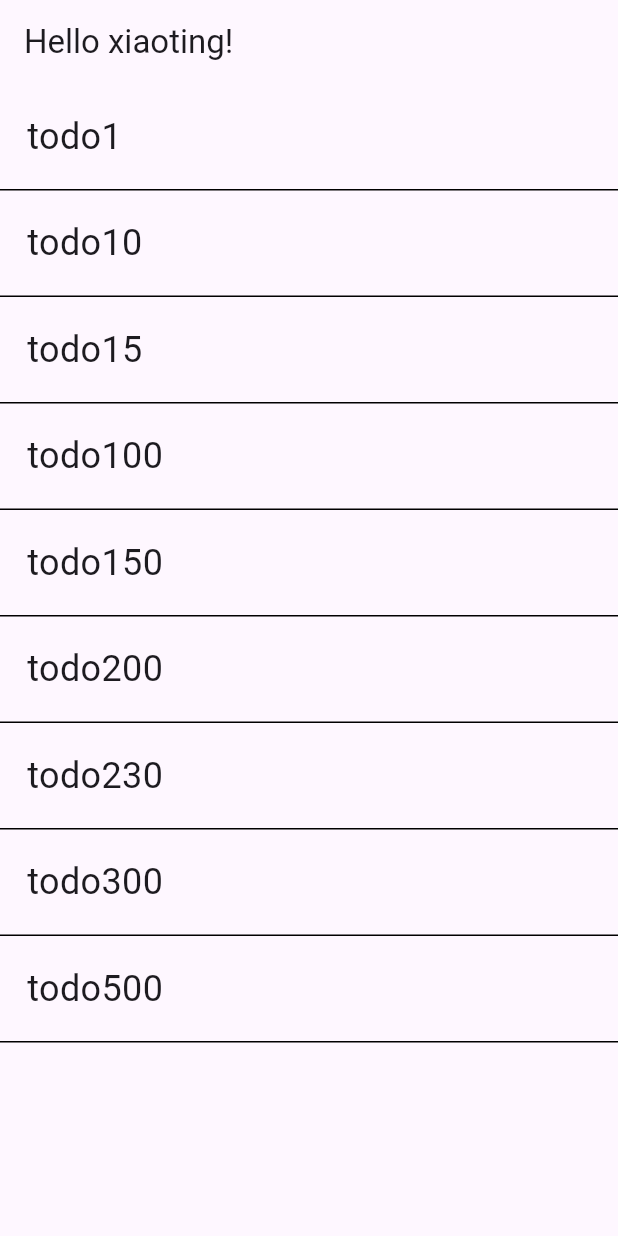
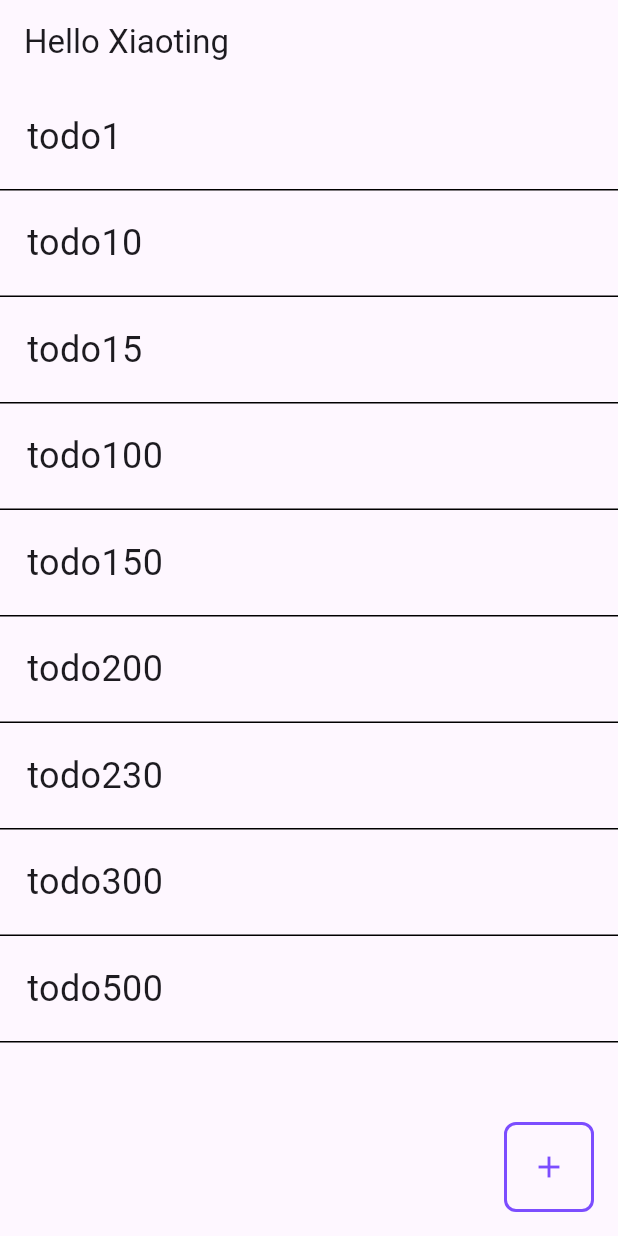
Before and after one commit to MassuGit/TodoRiverpod, a Flutter app: the screen it shows after launch, on a phone screen of 412 x 824 dp. Run offline on Flutter 3.47's test engine with Material 3 defaults, Android fonts, the phone set to English and light mode, and no system bars; our stand-ins replace go_router, hooks_riverpod.

Commit message:
feat: added GoRouter package and implemented router

```diff
--- /dev/null
+++ b/lib/main.dart
@@ -0,0 +1,20 @@
+import 'package:flutter/material.dart';
+import 'package:todo_riverpod/router.dart';
+import 'package:hooks_riverpod/hooks_riverpod.dart';
+
+void main() {
+  runApp(
+    const ProviderScope(child: Main()),
+  );
+}
+
+class Main extends StatelessWidget {
+  const Main({super.key});
+
+  @override
+  Widget build(BuildContext context) {
+    return MaterialApp.router(
+      routerConfig: router,
+    );
+  }
+}
--- /dev/null
+++ b/lib/router.dart
@@ -0,0 +1,31 @@
+import 'package:flutter/material.dart';
+import 'package:go_router/go_router.dart';
+import 'package:todo_riverpod/add_todo_page.dart';
+import 'package:todo_riverpod/todo_list_page.dart';
+
+final router = GoRouter(
+  routes: <RouteBase>[
+    ShellRoute(
+      builder: (context, state, child) {
+        return Scaffold(
+          appBar: AppBar(
+            title: const Text('Hello Xiaoting'),
+          ),
+          body: child,
+        );
+      },
+      routes: [
+        GoRoute(
+          path: '/',
+          builder: (BuildContext context, GoRouterState state) =>
+              TodoListPage(),
+        ),
+        GoRoute(
+          path: '/addTodo',
+          builder: (BuildContext context, GoRouterState state) =>
+              const AddTodoPage(),
+        ),
+      ],
+    ),
+  ],
+);
--- a/lib/todo_list_page.dart
+++ b/lib/todo_list_page.dart
@@ -1,13 +1,6 @@
 import 'package:flutter/material.dart';
+import 'package:go_router/go_router.dart';
 import 'package:hooks_riverpod/hooks_riverpod.dart';
-
-void main() {
-  runApp(
-    ProviderScope(child: TodoListPage()),
-  );
-}
-
-final homeTextProvider = Provider((ref) => 'Hello xiaoting!');
 
 class TodoListPage extends ConsumerWidget {
   TodoListPage({super.key});
@@ -26,26 +19,40 @@ class TodoListPage extends ConsumerWidget {
 
   @override
   Widget build(BuildContext context, WidgetRef ref) {
-    final homeText = ref.read(homeTextProvider);
-
-    return MaterialApp(
-      title: "Title",
-      theme: ThemeData(
-        primarySwatch: Colors.blue,
-      ),
-      home: Scaffold(
-        appBar: AppBar(
-          title: Text(homeText),
-        ),
-        body: ListView.builder(
+    return Stack(
+      children: [
+        ListView.builder(
+          itemCount: todoList.length,
           itemBuilder: (BuildContext context, index) {
-            if (index < todoList.length) {
-              return _TodoItem(todoTitle: todoList[index]);
-            }
-            return null;
+            return _TodoItem(todoTitle: todoList[index]);
           },
         ),
-      ),
+        Padding(
+          padding: const EdgeInsets.all(16.0),
+          child: Align(
+            alignment: Alignment.bottomRight,
+            child: InkWell(
+              onTap: () {
+                context.push('/addTodo');
+              },
+              child: Container(
+                padding: const EdgeInsets.all(16.0),
+                decoration: BoxDecoration(
+                  borderRadius: BorderRadius.circular(8.0),
+                  border: Border.all(
+                    color: Colors.deepPurpleAccent,
+                    width: 2.0,
+                  ),
+                ),
+                child: const Icon(
+                  Icons.add,
+                  color: Colors.deepPurpleAccent,
+                ),
+              ),
+            ),
+          ),
+        )
+      ],
     );
   }
 }
--- a/pubspec.yaml
+++ b/pubspec.yaml
@@ -9,6 +9,7 @@ dependencies:
     sdk: flutter
   cupertino_icons: ^1.0.2
   hooks_riverpod: ^2.4.10
+  go_router: ^13.2.0
 
 dev_dependencies:
   flutter_test:
```
Also changed, not shown: 1 other file.
